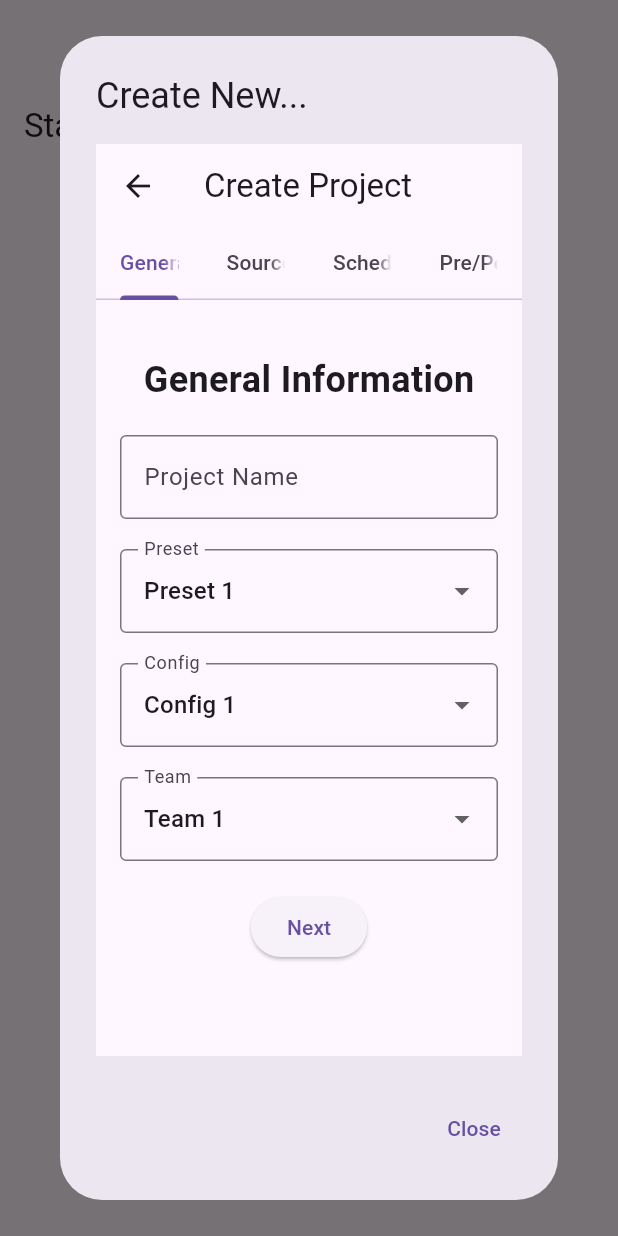
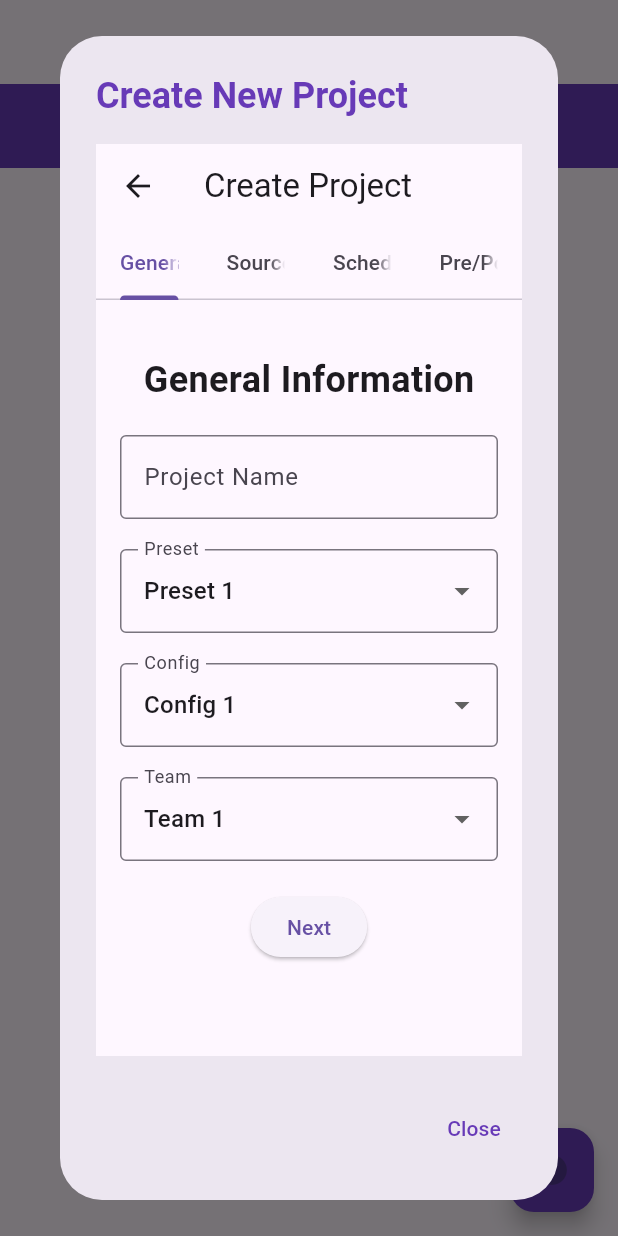
Before and after one commit to soorajpsuresh74/Harper, a Flutter app: the screen it shows after launch, after a tap on "Create Project", on a phone screen of 412 x 824 dp. Run offline on Flutter 3.47's test engine with Material 3 defaults, Android fonts, the phone set to English and light mode, and no system bars; our stand-ins replace file_picker, flutter_dotenv, sidebarx.

Commit message:
ui finished for createproject.dart

```diff
--- a/ui/lib/Pages/staticanalysis.dart
+++ b/ui/lib/Pages/staticanalysis.dart
@@ -9,9 +9,21 @@ class StaticAnalysisPage extends StatelessWidget {
     return Scaffold(
       appBar: AppBar(
         title: const Text('Static Analysis'),
+        centerTitle: true,
+        backgroundColor: Colors.deepPurple, // Change app bar color
       ),
       body: Center(
         child: ElevatedButton(
+          style: ElevatedButton.styleFrom(
+            backgroundColor: Colors.deepPurple, // Button color
+            padding: const EdgeInsets.symmetric(
+                horizontal: 24, vertical: 12), // Padding for button
+            textStyle: const TextStyle(
+              fontSize: 18,
+              color: Colors.white,
+              fontWeight: FontWeight.bold,
+            ),
+          ),
           onPressed: () {
             showDialog(
               context: context,
@@ -20,7 +32,13 @@ class StaticAnalysisPage extends StatelessWidget {
                 final screenHeight = MediaQuery.of(context).size.height;
 
                 return AlertDialog(
-                  title: const Text('Create New...'),
+                  title: const Text(
+                    'Create New Project',
+                    style: TextStyle(
+                      fontWeight: FontWeight.bold,
+                      color: Colors.deepPurple,
+                    ),
+                  ),
                   content: Container(
                     constraints: BoxConstraints(
                       minWidth: screenWidth * 0.8,
@@ -30,6 +48,10 @@ class StaticAnalysisPage extends StatelessWidget {
                   ),
                   actions: [
                     TextButton(
+                      style: TextButton.styleFrom(
+                        foregroundColor:
+                            Colors.deepPurple, // Change button text color
+                      ),
                       onPressed: () {
                         Navigator.of(context).pop(); // Close the dialog
                       },
@@ -40,8 +62,18 @@ class StaticAnalysisPage extends StatelessWidget {
               },
             );
           },
-          child: const Text('Create Project'), // Button text
+          child: const Text(
+            'Create Project',
+            style: TextStyle(color: Colors.white),
+          ), // Button text
         ),
+      ),
+      floatingActionButton: FloatingActionButton(
+        onPressed: () {
+          // Add your action here, if needed
+        },
+        child: const Icon(Icons.info), // Example icon
+        backgroundColor: Colors.deepPurple, // Button color
       ),
     );
   }
```
